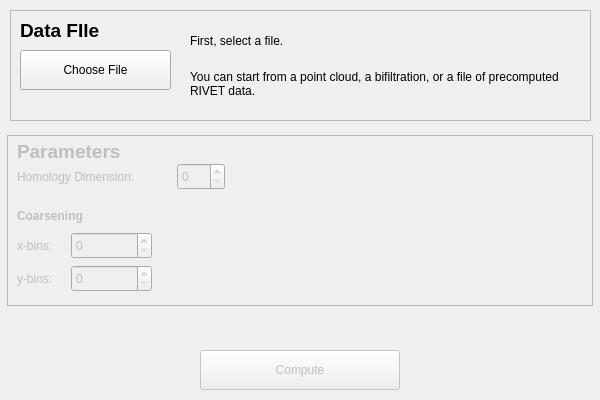
Old version of the form dataselectdialog.ui in the repository rivetTDA/rivet.
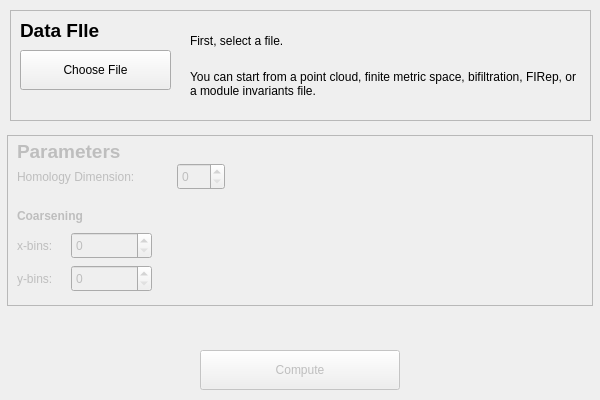
New version of the form.

Commit message: updated language in the help screen and file input box to match that in the documentation

The edit to the form file:
```diff
--- a/dataselectdialog.ui
+++ b/dataselectdialog.ui
@@ -261,7 +261,7 @@
      </rect>
     </property>
     <property name="text">
-     <string>You can start from a point cloud, a bifiltration, or a file of precomputed RIVET data.</string>
+     <string>You can start from a point cloud, finite metric space, bifiltration, FIRep, or a module invariants file.</string>
     </property>
     <property name="alignment">
      <set>Qt::AlignLeading|Qt::AlignLeft|Qt::AlignTop</set>
```
The commit also changes 4 other files.
